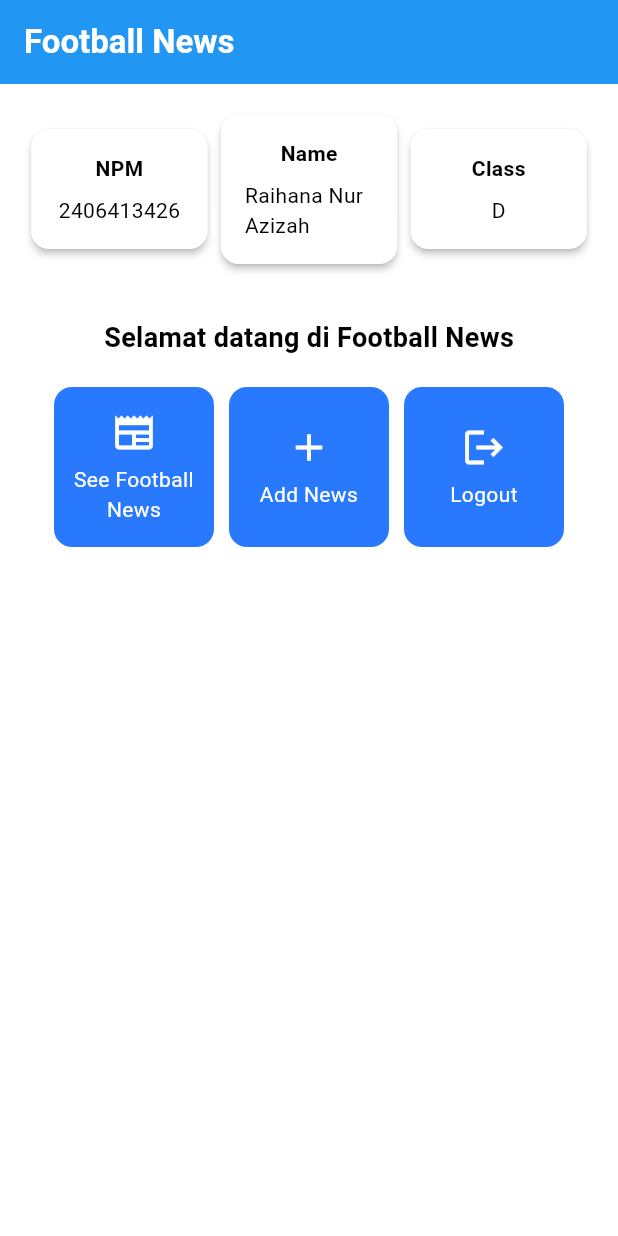
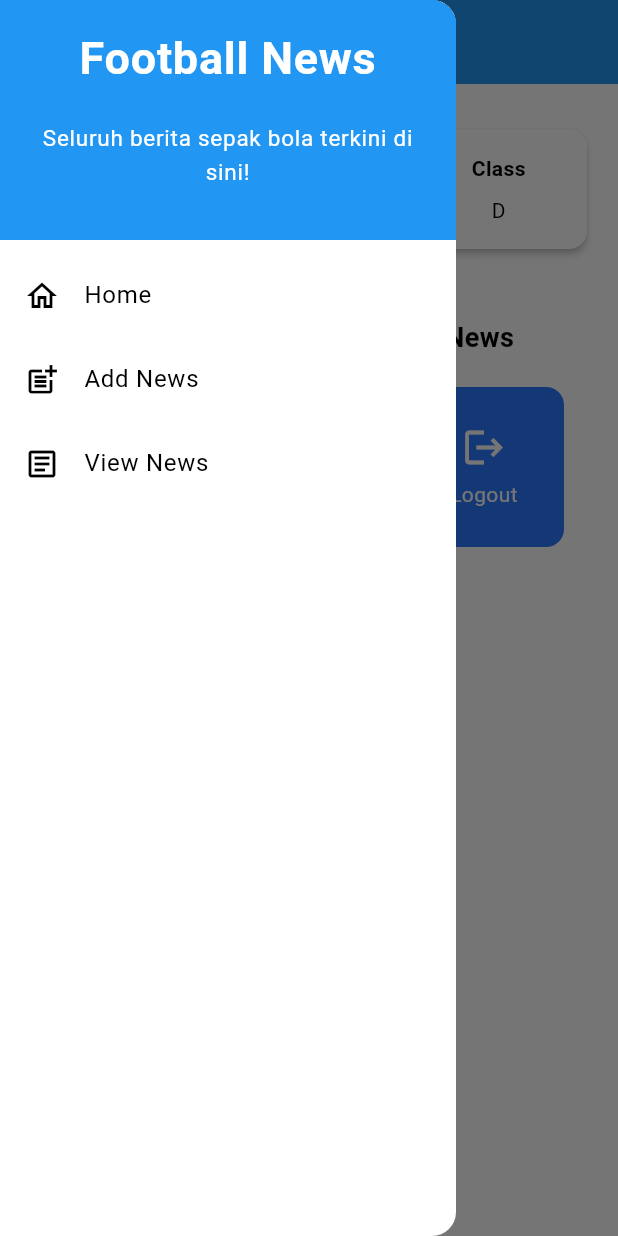
Before and after one commit to raihanazizah/football-news-mobile, a Flutter app: the screen it shows after launch, with the side drawer open (before the commit the screen has no drawer), on a phone screen of 412 x 824 dp. Run offline on Flutter 3.47's test engine with Material 3 defaults, Android fonts, the phone set to English and light mode, and no system bars.

Commit message:
tutorial 7 semoga selesai

```diff
--- a/lib/main.dart
+++ b/lib/main.dart
@@ -1,5 +1,5 @@
 import 'package:flutter/material.dart';
-import 'package:football_news/menu.dart';
+import 'package:football_news/screens/menu.dart';
 
 void main() {
   runApp(const MyApp());
--- a/lib/menu.dart
+++ b/lib/screens/menu.dart
@@ -1,4 +1,7 @@
 import 'package:flutter/material.dart';
+// Import drawer widget
+import 'package:football_news/widgets/left_drawer.dart';
+import 'package:football_news/widgets/news_card.dart';
 
 class MyHomePage extends StatelessWidget {
   MyHomePage({super.key});
@@ -30,6 +33,7 @@ class MyHomePage extends StatelessWidget {
           // Warna latar belakang AppBar diambil dari skema warna tema aplikasi.
           backgroundColor: Theme.of(context).colorScheme.primary,
         ),
+      drawer: LeftDrawer(),
         // Body halaman dengan padding di sekelilingnya.
         body: Padding(
           padding: const EdgeInsets.all(16.0),
@@ -150,14 +154,20 @@ class ItemCard extends StatelessWidget {
 
       child: InkWell(
         // Aksi ketika kartu ditekan.
-        onTap: () {
-          // Menampilkan pesan SnackBar saat kartu ditekan.
-          ScaffoldMessenger.of(context)
-            ..hideCurrentSnackBar()
-            ..showSnackBar(
-                SnackBar(content: Text("Kamu telah menekan tombol ${item.name}!"))
-            );
-        },
+        // Area responsif terhadap sentuhan
+      onTap: () {
+        // Memunculkan SnackBar ketika diklik
+        ScaffoldMessenger.of(context)
+      ..hideCurrentSnackBar()
+      ..showSnackBar(SnackBar(
+          content: Text("Kamu telah menekan tombol ${item.name}!")));
+
+    // Navigate ke route yang sesuai (tergantung jenis tombol)
+    if (item.name == "Tambah Berita") {
+      // TODO: Gunakan Navigator.push untuk melakukan navigasi ke MaterialPageRoute yang mencakup NewsFormPage.
+    }
+
+  },
         // Container untuk menyimpan Icon dan Text
         child: Container(
           padding: const EdgeInsets.all(8),
--- /dev/null
+++ b/lib/widgets/left_drawer.dart
@@ -0,0 +1,85 @@
+import 'package:flutter/material.dart';
+import 'package:football_news/screens/menu.dart';
+// TODO: Impor halaman NewsFormPage jika sudah dibuat
+import 'package:football_news/screens/newslist_form.dart';
+
+class LeftDrawer extends StatelessWidget {
+  const LeftDrawer({super.key});
+
+  @override
+  Widget build(BuildContext context) {
+    return Drawer(
+      child: ListView(
+        children: [
+          const DrawerHeader(
+            decoration: BoxDecoration(
+              color: Colors.blue,
+              ),
+              child: Column(
+                children: [
+                  Text(
+                    'Football News',
+                    textAlign: TextAlign.center,
+                    style: TextStyle(
+                      fontSize: 30,
+                      fontWeight: FontWeight.bold,
+                      color: Colors.white,
+                    ),
+                  ),
+                  Padding(padding: EdgeInsets.all(10)),
+                    Text(
+                      "Seluruh berita sepak bola terkini di sini!",
+                      textAlign: TextAlign.center, //  TODO : center alignment
+                        style: TextStyle(
+                          fontSize: 15, //  ukuran 15
+                            color: Colors.white, //  warna putih
+                              fontWeight: FontWeight.normal, //  weight biasa
+                    ),
+                    ),
+                ],
+              ),
+            ),
+          // TODO: Bagian routing
+          ListTile(
+            leading: const Icon(Icons.home_outlined),
+            title: const Text('Home'),
+            // Bagian redirection ke MyHomePage
+            onTap: () {
+              Navigator.pushReplacement(
+                  context,
+                  MaterialPageRoute(
+                    builder: (context) => MyHomePage(),
+                  ));
+            },
+          ),
+          ListTile(
+            leading: const Icon(Icons.post_add),
+            title: const Text('Add News'),
+            onTap: () {
+              //redirect ke newsformpage
+              Navigator.pushReplacement(
+                context,
+                MaterialPageRoute(
+                  builder: (context) => const NewsFormPage(),
+                ),
+              );
+            },
+          ),
+        //ListTile baru untuk melihat daftar berita
+          ListTile(
+            leading: const Icon(Icons.article_outlined),
+            title: const Text('View News'),
+            onTap: () {
+              Navigator.pushReplacement(
+                context,
+                MaterialPageRoute(
+                  builder: (context) => const NewsListPage(),
+                ),
+              );
+            },
+          ),
+        ],
+      ),
+    );
+  }
+}
--- /dev/null
+++ b/lib/widgets/news_card.dart
@@ -0,0 +1 @@
+import 'package:football_news/screens/newslist_form.dart';
```
Also changed, not shown: lib/screens/newslist_form.dart (added, +278 -0 lines).
